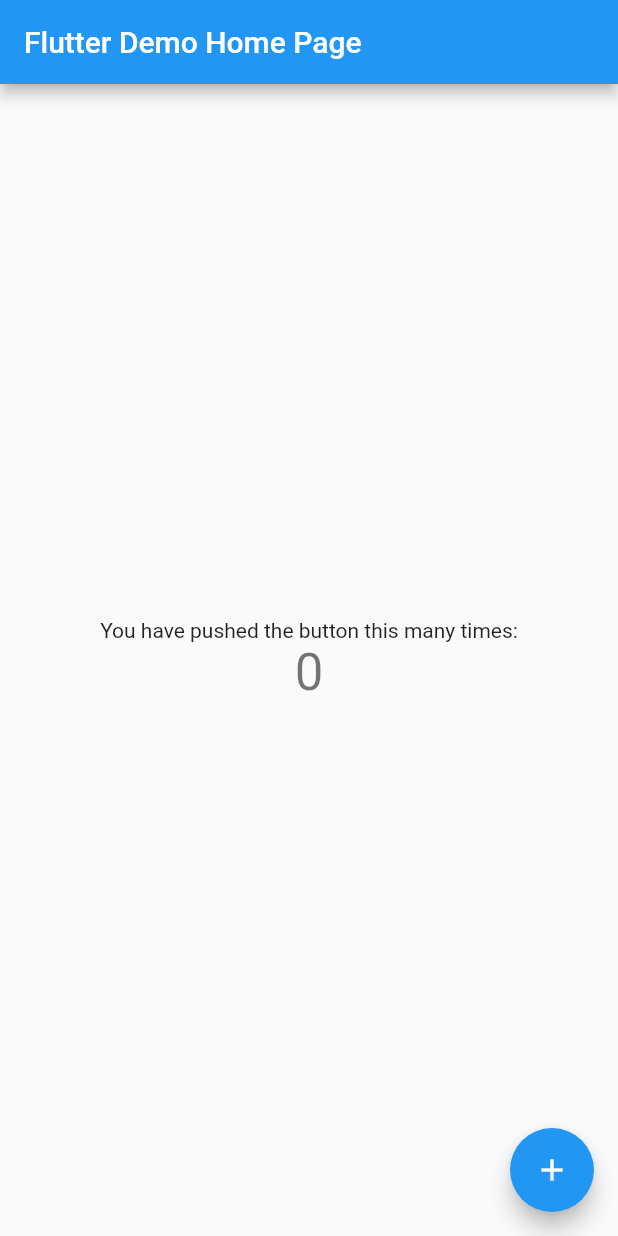
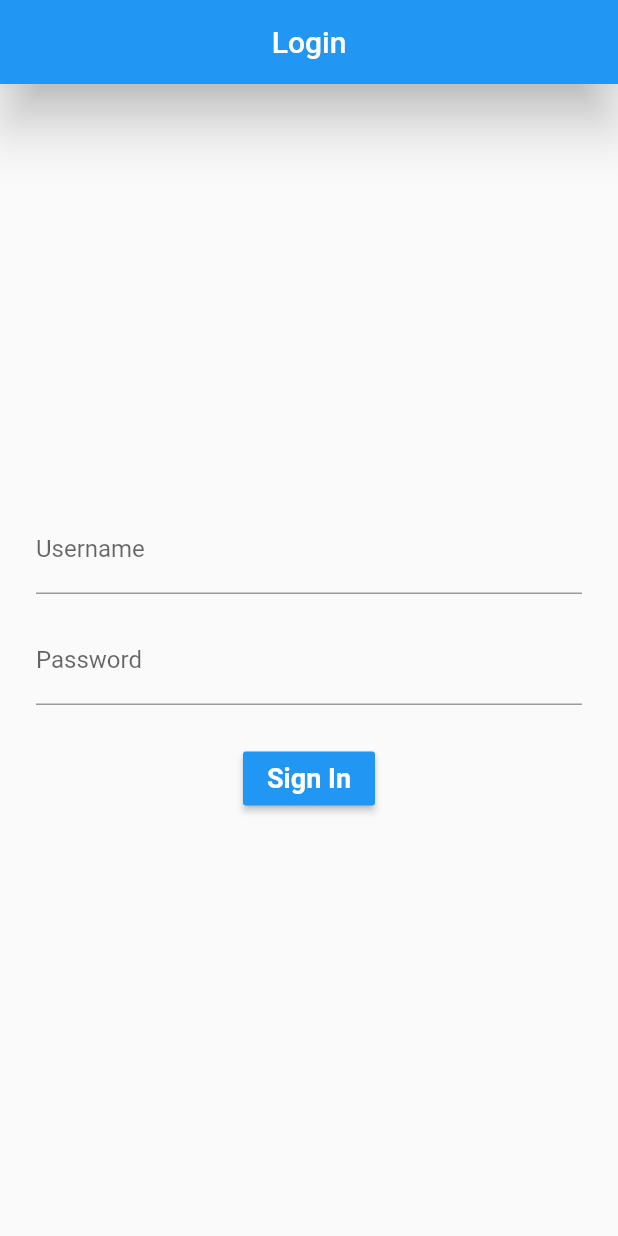
Before and after one commit to ozmenes/flutter_sql, a Flutter app: the screen it shows after launch, on a phone screen of 412 x 824 dp. Run offline on Flutter 3.47's test engine with Material 2 defaults, Android fonts, the phone set to English and light mode, and no system bars; our stand-ins replace sqflite; accounts and stored records are empty.

Commit message:
sql_pages

```diff
--- a/lib/main.dart
+++ b/lib/main.dart
@@ -1,4 +1,6 @@
 import 'package:flutter/material.dart';
+import 'package:flutter_sql/pages/login.dart';
+import 'package:flutter_sql/pages/register.dart';
 
 void main() {
   runApp(MyApp());
@@ -9,105 +11,12 @@
   @override
   Widget build(BuildContext context) {
     return MaterialApp(
-      title: 'Flutter Demo',
+    title: 'Flutter Sql-Types',
       theme: ThemeData(
-        // This is the theme of your application.
-        //
-        // Try running your application with "flutter run". You'll see the
-        // application has a blue toolbar. Then, without quitting the app, try
-        // changing the primarySwatch below to Colors.green and then invoke
-        // "hot reload" (press "r" in the console where you ran "flutter run",
-        // or simply save your changes to "hot reload" in a Flutter IDE).
-        // Notice that the counter didn't reset back to zero; the application
-        // is not restarted.
         primarySwatch: Colors.blue,
       ),
-      home: MyHomePage(title: 'Flutter Demo Home Page'),
+      home: LoginPage(),
+      //home: MyHomePage(title: 'Flutter Demo Home Page'),
     );
   }
 }
-
-class MyHomePage extends StatefulWidget {
-  MyHomePage({Key key, this.title}) : super(key: key);
-
-  // This widget is the home page of your application. It is stateful, meaning
-  // that it has a State object (defined below) that contains fields that affect
-  // how it looks.
-
-  // This class is the configuration for the state. It holds the values (in this
-  // case the title) provided by the parent (in this case the App widget) and
-  // used by the build method of the State. Fields in a Widget subclass are
-  // always marked "final".
-
-  final String title;
-
-  @override
-  _MyHomePageState createState() => _MyHomePageState();
-}
-
-class _MyHomePageState extends State<MyHomePage> {
-  int _counter = 0;
-
-  void _incrementCounter() {
-    setState(() {
-      // This call to setState tells the Flutter framework that something has
-      // changed in this State, which causes it to rerun the build method below
-      // so that the display can reflect the updated values. If we changed
-      // _counter without calling setState(), then the build method would not be
-      // called again, and so nothing would appear to happen.
-      _counter++;
-    });
-  }
-
-  @override
-  Widget build(BuildContext context) {
-    // This method is rerun every time setState is called, for instance as done
-    // by the _incrementCounter method above.
-    //
-    // The Flutter framework has been optimized to make rerunning build methods
-    // fast, so that you can just rebuild anything that needs updating rather
-    // than having to individually change instances of widgets.
-    return Scaffold(
-      appBar: AppBar(
-        // Here we take the value from the MyHomePage object that was created by
-        // the App.build method, and use it to set our appbar title.
-        title: Text(widget.title),
-      ),
-      body: Center(
-        // Center is a layout widget. It takes a single child and positions it
-        // in the middle of the parent.
-        child: Column(
-          // Column is also a layout widget. It takes a list of children and
-          // arranges them vertically. By default, it sizes itself to fit its
-          // children horizontally, and tries to be as tall as its parent.
-          //
-          // Invoke "debug painting" (press "p" in the console, choose the
-          // "Toggle Debug Paint" action from the Flutter Inspector in Android
-          // Studio, or the "Toggle Debug Paint" command in Visual Studio Code)
-          // to see the wireframe for each widget.
-          //
-          // Column has various properties to control how it sizes itself and
-          // how it positions its children. Here we use mainAxisAlignment to
-          // center the children vertically; the main axis here is the vertical
-          // axis because Columns are vertical (the cross axis would be
-          // horizontal).
-          mainAxisAlignment: MainAxisAlignment.center,
-          children: <Widget>[
-            Text(
-              'You have pushed the button this many times:',
-            ),
-            Text(
-              '$_counter',
-              style: Theme.of(context).textTheme.headline4,
-            ),
-          ],
-        ),
-      ),
-      floatingActionButton: FloatingActionButton(
-        onPressed: _incrementCounter,
-        tooltip: 'Increment',
-        child: Icon(Icons.add),
-      ), // This trailing comma makes auto-formatting nicer for build methods.
-    );
-  }
-}
--- /dev/null
+++ b/lib/pages/login.dart
@@ -0,0 +1,56 @@
+import 'package:flutter/material.dart';
+
+class LoginPage extends StatefulWidget {
+  @override
+  _LoginPageState createState() => _LoginPageState();
+}
+
+class _LoginPageState extends State<LoginPage> {
+  @override
+  Widget build(BuildContext context) {
+    return Scaffold(
+      appBar: AppBar(
+        title: Text("Login"),
+        elevation: 15.0,
+        centerTitle: true,
+
+      ),
+      body: Container(
+
+        alignment: Alignment.center,
+        child: Padding(
+          padding: const EdgeInsets.all(24.0),
+          child: Center(
+            child: Column(
+              crossAxisAlignment: CrossAxisAlignment.center,
+              mainAxisAlignment: MainAxisAlignment.center,
+              children: [
+                TextField(
+                  decoration: InputDecoration(
+                    labelText: 'Username',
+                  ),
+                ),
+                SizedBox(height: 15.0,),
+                TextField(
+                  decoration: InputDecoration(
+                    labelText: 'Password',
+
+                  ),
+                  obscureText: true,
+                ),
+                SizedBox(height: 25.0,),
+                RaisedButton(
+                  child: Text('Sign In',style: TextStyle(color: Colors.white,fontSize: 18,fontWeight:FontWeight.bold),),
+                  color: Colors.blue,
+                  onPressed: (){},
+                ),
+
+              ],
+            ),
+          ),
+        ),
+      ),
+
+    );
+  }
+}
--- a/pubspec.yaml
+++ b/pubspec.yaml
@@ -29,6 +29,8 @@
   # Use with the CupertinoIcons class for iOS style icons.
   cupertino_icons: ^1.0.1
   sqflite: ^1.3.0
+  intl: ^0.16.1
+  path_provider: ^1.6.27
 
 dev_dependencies:
   flutter_test:
```
Also changed, not shown: lib/pages/register.dart (added, +56 -0 lines), lib/utils/database_helper.dart (added, +12 -0 lines), lib/pages/loading.dart (added), lib/pages/wrapper.dart (added), pubspec.lock.
